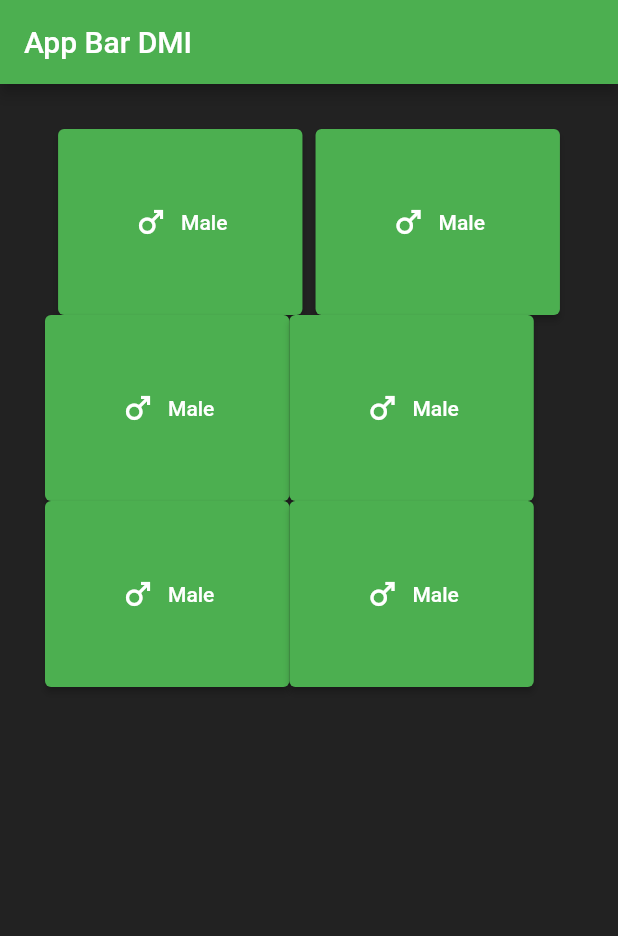
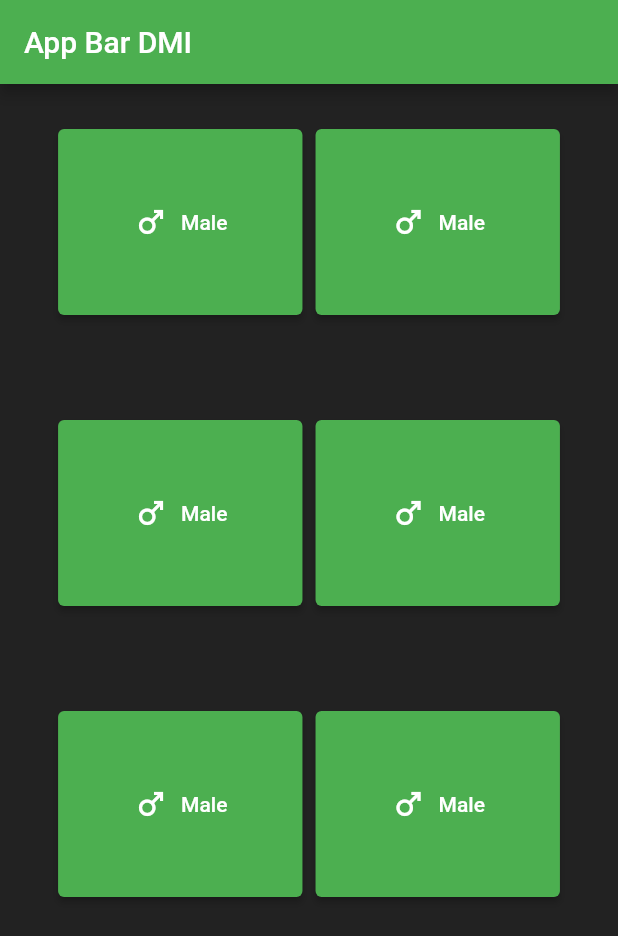
Before and after one commit to M7MMAD-OMAR/BMI-Flutter-App, a Flutter app: the screen it shows after launch, on a phone screen of 412 x 824 dp. Shown: the top 936 px of the screen. Run offline on Flutter 3.47's test engine with Material 2 defaults, Android fonts, the phone set to English and light mode, and no system bars.

Commit message:
Change styling

```diff
--- a/lib/homePage.dart
+++ b/lib/homePage.dart
@@ -42,7 +42,11 @@ class _MyHomePageState extends State<MyHomePage> {
                     ),
                   ],
                 ),
+                SizedBox(
+                  height: 70,
+                ),
                 Row(
+                  mainAxisAlignment: MainAxisAlignment.spaceEvenly,
                   children: <Widget>[
                     ElevatedButton.icon(
                       onPressed: () {},
@@ -62,7 +66,11 @@ class _MyHomePageState extends State<MyHomePage> {
                     ),
                   ],
                 ),
+                SizedBox(
+                  height: 70,
+                ),
                 Row(
+                  mainAxisAlignment: MainAxisAlignment.spaceEvenly,
                   children: <Widget>[
                     ElevatedButton.icon(
                       onPressed: () {},
```
